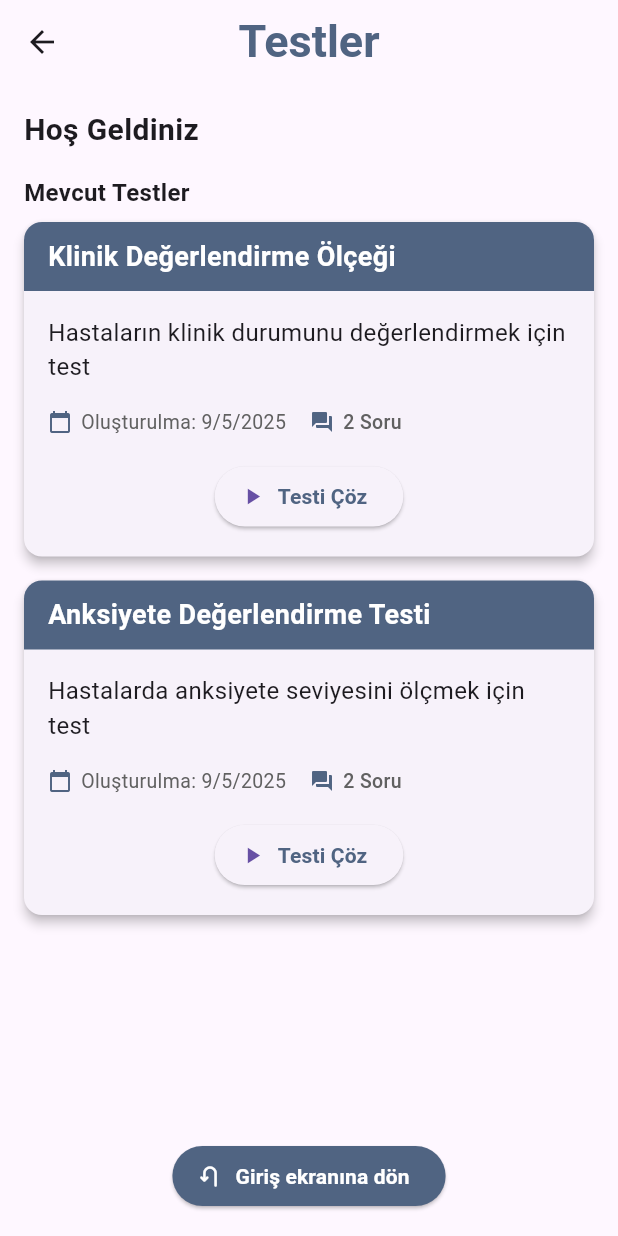
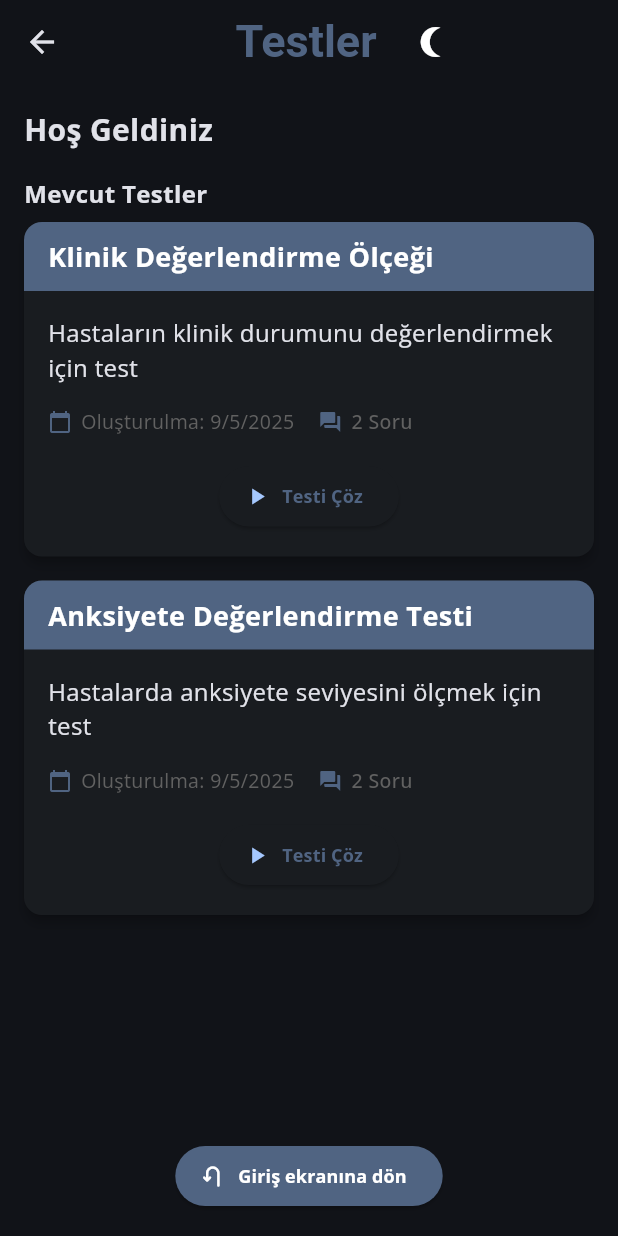
Before and after one commit to ardacagankeser/test-app, a Flutter app: the screen it shows after launch, after a tap on "Giriş yap", on a phone screen of 412 x 824 dp. Run offline on Flutter 3.47's test engine with Material 3 defaults, Android fonts, the phone set to English and light mode, and no system bars; our stand-ins replace google_fonts.

Commit message:
brightness update

```diff
--- a/lib/main.dart
+++ b/lib/main.dart
@@ -1,8 +1,16 @@
 import 'package:flutter/material.dart';
+import 'package:provider/provider.dart';
 import 'screens/auth_screen.dart';
+import 'package:google_fonts/google_fonts.dart';
+import 'theme_notifier.dart';
 
 void main() {
-  runApp(const MedicalTestApp());
+  runApp(
+    ChangeNotifierProvider(
+      create: (_) => ThemeNotifier(),
+      child: const MedicalTestApp(),
+    ),
+  );
 }
 
 class MedicalTestApp extends StatelessWidget {
@@ -10,13 +18,40 @@ class MedicalTestApp extends StatelessWidget {
 
   @override
   Widget build(BuildContext context) {
+    final themeNotifier = Provider.of<ThemeNotifier>(context);
+
     return MaterialApp(
       title: 'Test App',
+
       theme: ThemeData(
-        primarySwatch: Colors.blue,
         useMaterial3: true,
+
+        colorScheme: ColorScheme.fromSeed(
+          seedColor: const Color.fromRGBO(80, 100, 130, 1),
+          brightness: themeNotifier.brightness,
+        ),
+
+        textTheme: TextTheme(
+          titleLarge: GoogleFonts.roboto(
+            fontSize: 30,
+            fontWeight: FontWeight.bold,
+          ),
+
+          bodyMedium: GoogleFonts.openSans(),
+          bodyLarge: GoogleFonts.merriweatherSans(),
+          bodySmall: GoogleFonts.merriweatherSans(),
+
+          displayLarge: GoogleFonts.merriweatherSans(),
+          displayMedium: GoogleFonts.merriweatherSans(),
+          displaySmall: GoogleFonts.merriweatherSans(),
+
+          labelLarge: GoogleFonts.openSans(
+            fontWeight: FontWeight.bold,
+            fontSize: 12,
+          ),
+        ),
       ),
-      home: const AuthScreen(),
+      home: AuthScreen(),
     );
   }
 }
--- a/lib/screens/auth_screen.dart
+++ b/lib/screens/auth_screen.dart
@@ -71,7 +71,7 @@ class _AuthScreenState extends State<AuthScreen> {
 
             ElevatedButton.icon(
               onPressed: () => Navigator.of(context).push(
-                MaterialPageRoute(builder: (context) => WelcomeScreen(isAdmin: _isAdmin)),
+                MaterialPageRoute(builder: (context) => WelcomeScreen(isAdmin: _isAdmin,)),
               ),
               icon: const Icon(
                 Icons.door_sliding_rounded,
--- a/lib/screens/create_test_screen.dart
+++ b/lib/screens/create_test_screen.dart
@@ -81,7 +81,6 @@ class _CreateTestScreenState extends State<CreateTestScreen> {
                         labelText: 'Soru Metni',
                         border: OutlineInputBorder(),
                         filled: true,
-                        fillColor: Color(0xFFE3F2FD),
                       ),
                       maxLines: 2,
                     ),
--- a/lib/screens/welcome_screen.dart
+++ b/lib/screens/welcome_screen.dart
@@ -4,9 +4,12 @@ import '../data/sample_tests.dart';
 import 'create_test_screen.dart';
 import 'take_test_screen.dart';
 import '../widgets/test_card.dart';
+import 'package:provider/provider.dart';
+import '../theme_notifier.dart';
 
 class WelcomeScreen extends StatefulWidget {
   final bool isAdmin;
+
   const WelcomeScreen({super.key, required this.isAdmin});
 
   @override
@@ -30,17 +33,40 @@ class _WelcomeScreenState extends State<WelcomeScreen> {
 
   @override
   Widget build(BuildContext context) {
+    final themeNotifier = Provider.of<ThemeNotifier>(context);
 
     return Scaffold(
+      appBar: AppBar(
+        title: Row(
+          mainAxisAlignment: MainAxisAlignment.center,
 
-      appBar: AppBar(
-        title: const Text(
+          children: [
+            const Text(
               'Testler',
               style: TextStyle(
                 color: Color.fromRGBO(80,100,130,1),
                 fontWeight: FontWeight.bold,
                 fontSize: 30,
               ),
+              textAlign: TextAlign.center,
+            ),
+
+            const SizedBox(width: 12,),
+
+            IconButton(
+              icon: Icon(
+                themeNotifier.brightness == Brightness.dark
+                  ? Icons.nightlight_round_sharp
+                  : Icons.sunny,
+                color: themeNotifier.brightness == Brightness.dark
+                  ? Colors.white
+                  : Colors.yellow[800],
+              ),
+              onPressed: () {
+                themeNotifier.toggleBrightness();
+              },
+            ),
+          ],
         ),
         centerTitle: true
       ),
--- /dev/null
+++ b/lib/theme_notifier.dart
@@ -0,0 +1,12 @@
+import 'package:flutter/material.dart';
+
+class ThemeNotifier extends ChangeNotifier {
+  Brightness _brightness = Brightness.dark;
+
+  Brightness get brightness => _brightness;
+
+  void toggleBrightness() {
+    _brightness = _brightness == Brightness.dark ? Brightness.light : Brightness.dark;
+    notifyListeners();
+  }
+}
--- a/pubspec.yaml
+++ b/pubspec.yaml
@@ -34,6 +34,8 @@ dependencies:
   # The following adds the Cupertino Icons font to your application.
   # Use with the CupertinoIcons class for iOS style icons.
   cupertino_icons: ^1.0.8
+  google_fonts: ^6.2.1
+  provider: ^6.0.5
 
 dev_dependencies:
   flutter_test:
```
Also changed, not shown: pubspec.lock, 2 other files. Lines whose indentation alone changed are shown as unchanged.
